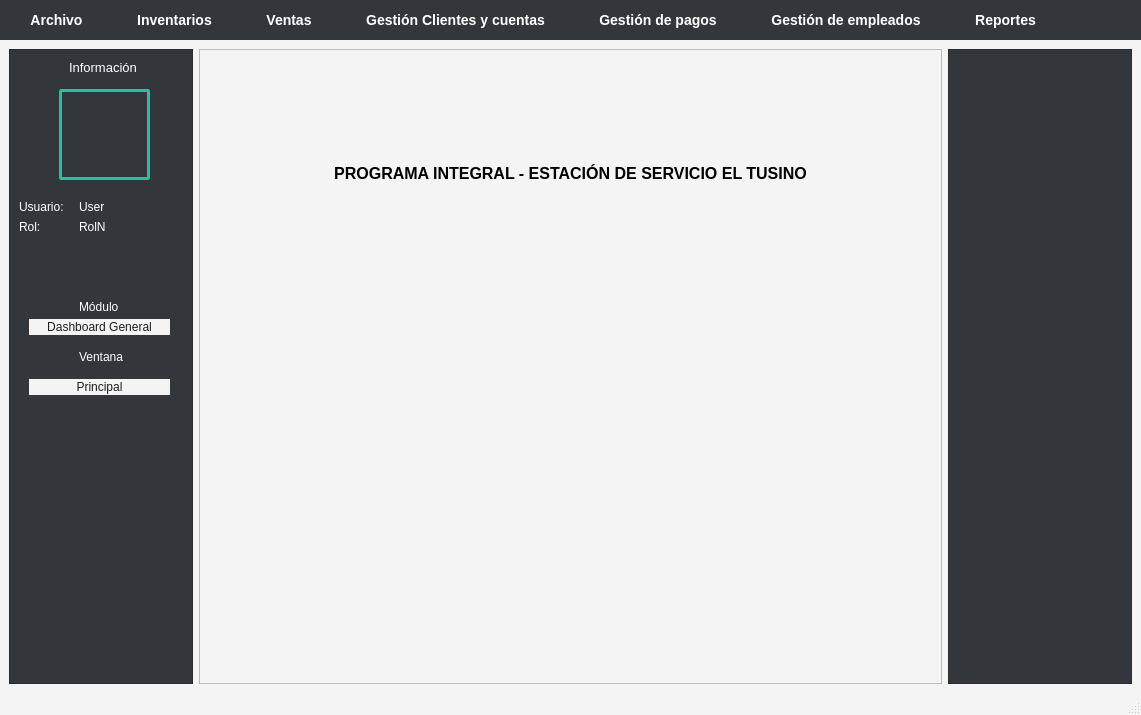
Old version of the form gui/main.ui in the repository JhoelFernandoIM/GRIFO_TUSINO.
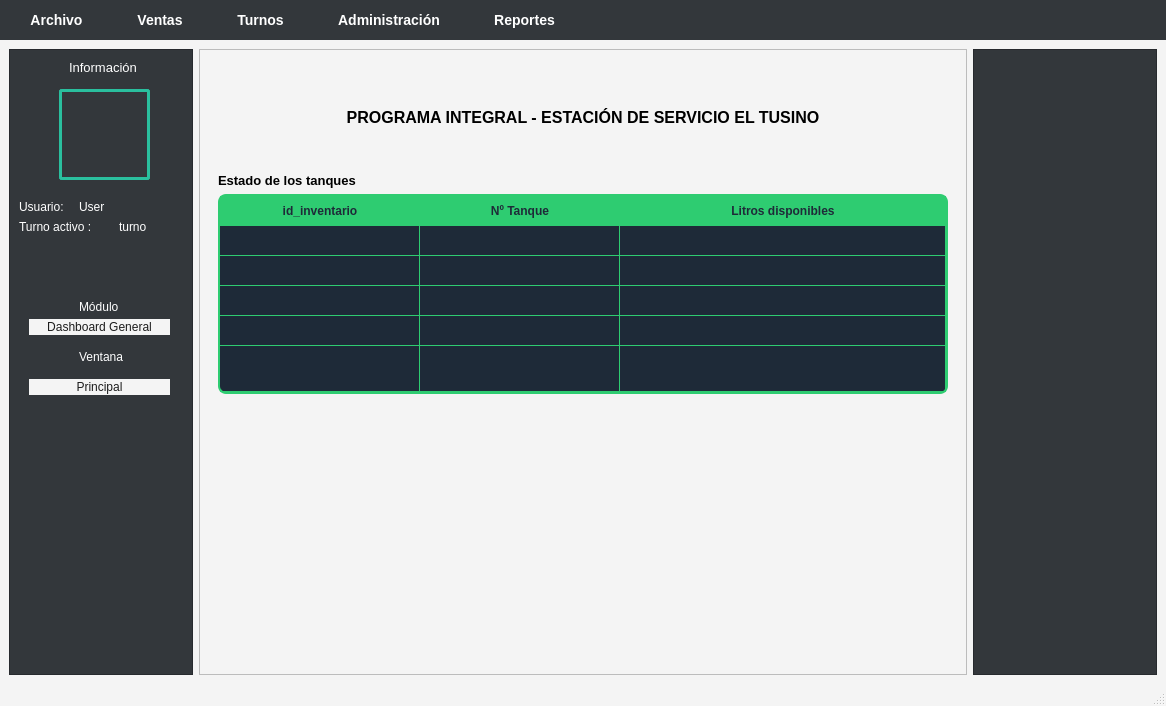
New version of the form. Icons and pictures are not drawn.

The edit to the form file:
```diff
--- a/gui/main.ui
+++ b/gui/main.ui
@@ -9,8 +9,8 @@
    <rect>
     <x>0</x>
     <y>0</y>
-    <width>1141</width>
-    <height>715</height>
+    <width>1166</width>
+    <height>706</height>
    </rect>
   </property>
   <property name="sizePolicy">
@@ -219,7 +219,7 @@
         <rect>
          <x>10</x>
          <y>170</y>
-         <width>41</width>
+         <width>81</width>
          <height>16</height>
         </rect>
        </property>
@@ -232,7 +232,7 @@
         <string notr="true">color: rgb(255, 255, 255);</string>
        </property>
        <property name="text">
-        <string>Rol:</string>
+        <string>Turno activo :</string>
        </property>
       </widget>
       <widget class="QLabel" name="label_6">
@@ -301,9 +301,9 @@
       <widget class="QLabel" name="txtCurrentRol">
        <property name="geometry">
         <rect>
-         <x>70</x>
+         <x>110</x>
          <y>170</y>
-         <width>101</width>
+         <width>41</width>
          <height>16</height>
         </rect>
        </property>
@@ -316,7 +316,7 @@
         <string notr="true">color: rgb(255, 255, 255);</string>
        </property>
        <property name="text">
-        <string>RolN</string>
+        <string>turno</string>
        </property>
       </widget>
       <widget class="QLabel" name="label_10">
@@ -426,56 +426,12 @@
            </sizepolicy>
           </property>
           <layout class="QGridLayout" name="gridLayout">
-           <item row="4" column="0">
-            <spacer name="verticalSpacer_2">
-             <property name="orientation">
-              <enum>Qt::Orientation::Vertical</enum>
-             </property>
-             <property name="sizeType">
-              <enum>QSizePolicy::Policy::Fixed</enum>
-             </property>
-             <property name="sizeHint" stdset="0">
-              <size>
-               <width>20</width>
-               <height>200</height>
-              </size>
-             </property>
-            </spacer>
-           </item>
-           <item row="0" column="0">
-            <spacer name="verticalSpacer">
-             <property name="orientation">
-              <enum>Qt::Orientation::Vertical</enum>
-             </property>
-             <property name="sizeType">
-              <enum>QSizePolicy::Policy::Fixed</enum>
-             </property>
-             <property name="sizeHint" stdset="0">
-              <size>
-               <width>20</width>
-               <height>40</height>
-              </size>
-             </property>
-            </spacer>
-           </item>
-           <item row="2" column="0">
-            <widget class="QLabel" name="labelPortada">
-             <property name="sizePolicy">
-              <sizepolicy hsizetype="Maximum" vsizetype="Minimum">
-               <horstretch>0</horstretch>
-               <verstretch>0</verstretch>
-              </sizepolicy>
-             </property>
+           <item row="6" column="0">
+            <widget class="QLabel" name="label_9">
              <property name="minimumSize">
               <size>
-               <width>460</width>
-               <height>220</height>
-              </size>
-             </property>
-             <property name="maximumSize">
-              <size>
-               <width>960</width>
-               <height>540</height>
+               <width>0</width>
+               <height>200</height>
               </size>
              </property>
              <property name="text">
@@ -486,6 +442,146 @@
              </property>
             </widget>
            </item>
+           <item row="2" column="0">
+            <spacer name="verticalSpacer_4">
+             <property name="orientation">
+              <enum>Qt::Orientation::Vertical</enum>
+             </property>
+             <property name="sizeType">
+              <enum>QSizePolicy::Policy::Fixed</enum>
+             </property>
+             <property name="sizeHint" stdset="0">
+              <size>
+               <width>20</width>
+               <height>40</height>
+              </size>
+             </property>
+            </spacer>
+           </item>
+           <item row="4" column="0">
+            <widget class="QTableWidget" name="tblTanques">
+             <property name="minimumSize">
+              <size>
+               <width>0</width>
+               <height>200</height>
+              </size>
+             </property>
+             <property name="maximumSize">
+              <size>
+               <width>950</width>
+               <height>300</height>
+              </size>
+             </property>
+             <property name="font">
+              <font>
+               <pointsize>-1</pointsize>
+              </font>
+             </property>
+             <property name="styleSheet">
+              <string notr="true">QTableWidget {
+    background-color: #1e2a38; /* azul oscuro */
+    color: #e0f7e9; /* texto verde muy claro */
+    border: 2px solid #2ecc71; /* verde */
+    gridline-color: #2ecc71;
+    font-size: 14px;
+    border-radius: 8px;
+}
+
+QHeaderView::section {
+    background-color: #2ecc71; /* verde */
+    color: #1e2a38; /* azul oscuro para contraste */
+    padding: 6px;
+    font-weight: bold;
+    border: none;
+}
+
+QTableWidget::item {
+    selection-background-color: #2ecc71; 
+    selection-color: #1e2a38;
+}
+
+QScrollBar:vertical {
+    background: #1e2a38;
+    width: 10px;
+    margin: 0px;
+    border-radius: 5px;
+}
+
+QScrollBar::handle:vertical {
+    background: #2ecc71;
+    min-height: 20px;
+    border-radius: 5px;
+}
+</string>
+             </property>
+             <property name="sizeAdjustPolicy">
+              <enum>QAbstractScrollArea::SizeAdjustPolicy::AdjustToContents</enum>
+             </property>
+             <property name="updateThreshold">
+              <number>200</number>
+             </property>
+             <property name="rowCount">
+              <number>5</number>
+             </property>
+             <attribute name="horizontalHeaderCascadingSectionResizes">
+              <bool>true</bool>
+             </attribute>
+             <attribute name="horizontalHeaderDefaultSectionSize">
+              <number>200</number>
+             </attribute>
+             <attribute name="horizontalHeaderShowSortIndicator" stdset="0">
+              <bool>false</bool>
+             </attribute>
+             <attribute name="horizontalHeaderStretchLastSection">
+              <bool>true</bool>
+             </attribute>
+             <attribute name="verticalHeaderVisible">
+              <bool>false</bool>
+             </attribute>
+             <attribute name="verticalHeaderCascadingSectionResizes">
+              <bool>false</bool>
+             </attribute>
+             <attribute name="verticalHeaderHighlightSections">
+              <bool>true</bool>
+             </attribute>
+             <attribute name="verticalHeaderStretchLastSection">
+              <bool>true</bool>
+             </attribute>
+             <row/>
+             <row/>
+             <row/>
+             <row/>
+             <row/>
+             <column>
+              <property name="text">
+               <string>id_inventario</string>
+              </property>
+             </column>
+             <column>
+              <property name="text">
+               <string>Nº Tanque</string>
+              </property>
+             </column>
+             <column>
+              <property name="text">
+               <string>Litros disponibles</string>
+              </property>
+             </column>
+            </widget>
+           </item>
+           <item row="7" column="0">
+            <spacer name="verticalSpacer_2">
+             <property name="orientation">
+              <enum>Qt::Orientation::Vertical</enum>
+             </property>
+             <property name="sizeHint" stdset="0">
+              <size>
+               <width>20</width>
+               <height>40</height>
+              </size>
+             </property>
+            </spacer>
+           </item>
            <item row="1" column="0">
             <widget class="QLabel" name="label_8">
              <property name="font">
@@ -504,6 +600,51 @@
              </property>
             </widget>
            </item>
+           <item row="0" column="0">
+            <spacer name="verticalSpacer">
+             <property name="orientation">
+              <enum>Qt::Orientation::Vertical</enum>
+             </property>
+             <property name="sizeType">
+              <enum>QSizePolicy::Policy::Fixed</enum>
+             </property>
+             <property name="sizeHint" stdset="0">
+              <size>
+               <width>20</width>
+               <height>40</height>
+              </size>
+             </property>
+            </spacer>
+           </item>
+           <item row="3" column="0">
+            <widget class="QLabel" name="label_12">
+             <property name="font">
+              <font>
+               <pointsize>10</pointsize>
+               <bold>true</bold>
+              </font>
+             </property>
+             <property name="text">
+              <string>Estado de los tanques</string>
+             </property>
+            </widget>
+           </item>
+           <item row="5" column="0">
+            <spacer name="verticalSpacer_3">
+             <property name="orientation">
+              <enum>Qt::Orientation::Vertical</enum>
+             </property>
+             <property name="sizeType">
+              <enum>QSizePolicy::Policy::Fixed</enum>
+             </property>
+             <property name="sizeHint" stdset="0">
+              <size>
+               <width>20</width>
+               <height>50</height>
+              </size>
+             </property>
+            </spacer>
+           </item>
           </layout>
          </widget>
          <widget class="QWidget" name="page_2"/>
@@ -567,7 +708,7 @@
     <rect>
      <x>0</x>
      <y>0</y>
-     <width>1141</width>
+     <width>1166</width>
      <height>44</height>
     </rect>
    </property>
@@ -579,13 +720,6 @@
     <addaction name="btnReportar_Transferencia"/>
     <addaction name="btnHistorial_de_Transferencias"/>
    </widget>
-   <widget class="QMenu" name="menuInventarios">
-    <property name="title">
-     <string>Inventarios</string>
-    </property>
-    <addaction name="actionDesarrolladores"/>
-    <addaction name="actionInventario_actual"/>
-   </widget>
    <widget class="QMenu" name="menuVentas">
     <property name="title">
      <string>Ventas</string>
@@ -593,38 +727,31 @@
     <addaction name="actionRegistrar_ventas"/>
     <addaction name="actionHistorial_de_ventas"/>
    </widget>
-   <widget class="QMenu" name="menuGesti_n">
+   <widget class="QMenu" name="menuTurnos">
     <property name="title">
-     <string>Gestión Clientes y cuentas</string>
+     <string>Turnos</string>
     </property>
     <addaction name="actionGesti_n_de_clientes"/>
     <addaction name="actionGesti_n_de_cuentas"/>
     <addaction name="separator"/>
    </widget>
-   <widget class="QMenu" name="menuGesti_n_de_pagos">
+   <widget class="QMenu" name="menuAdministraci_n">
     <property name="title">
-     <string>Gestión de pagos</string>
+     <string>Administración</string>
     </property>
     <addaction name="actionRegistrar_pago"/>
     <addaction name="actionHistorial_pagos"/>
    </widget>
-   <widget class="QMenu" name="menuGesti_n_de_empleados">
-    <property name="title">
-     <string>Gestión de empleados</string>
-    </property>
-   </widget>
-   <widget class="QMenu" name="menuREportes">
+   <widget class="QMenu" name="menuReportes">
     <property name="title">
      <string>Reportes</string>
     </property>
    </widget>
    <addaction name="menuArchivo"/>
-   <addaction name="menuInventarios"/>
    <addaction name="menuVentas"/>
-   <addaction name="menuGesti_n"/>
-   <addaction name="menuGesti_n_de_pagos"/>
-   <addaction name="menuGesti_n_de_empleados"/>
-   <addaction name="menuREportes"/>
+   <addaction name="menuTurnos"/>
+   <addaction name="menuAdministraci_n"/>
+   <addaction name="menuReportes"/>
   </widget>
   <widget class="QStatusBar" name="statusbar"/>
   <action name="actionDesarrolladores">
```
Left out of the diff: 23 changed lines with no effect on the pictures.
